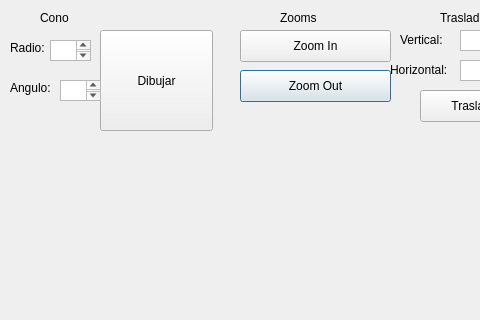
Above: GraficosQT/QTGraphics/cono.ui from axgtz/Analisis-y-Diseno-de-Algoritmos before the change; both pictures show x 0 to 480 and y 0 to 320 of the 820 by 514 pixel window. Below: the same form after it.
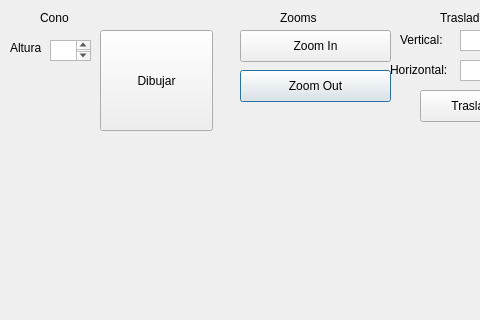
That is the form after the change.

Commit message: Cono de papel ya compila compa

What changed in the file:
```diff
--- a/GraficosQT/QTGraphics/cono.ui
+++ b/GraficosQT/QTGraphics/cono.ui
@@ -26,19 +26,6 @@
     <string>Zoom Out</string>
    </property>
   </widget>
-  <widget class="QLabel" name="label_2">
-   <property name="geometry">
-    <rect>
-     <x>10</x>
-     <y>80</y>
-     <width>51</width>
-     <height>16</height>
-    </rect>
-   </property>
-   <property name="text">
-    <string>Angulo:</string>
-   </property>
-  </widget>
   <widget class="QPushButton" name="pushButton">
    <property name="enabled">
     <bool>true</bool>
@@ -166,17 +153,7 @@
     </rect>
    </property>
    <property name="text">
-    <string>Radio:</string>
-   </property>
-  </widget>
-  <widget class="QTextEdit" name="boxAngulo">
-   <property name="geometry">
-    <rect>
-     <x>60</x>
-     <y>80</y>
-     <width>41</width>
-     <height>21</height>
-    </rect>
+    <string>Altura</string>
    </property>
   </widget>
   <widget class="QLabel" name="label_6">
```
Left out of the diff: 2 changed lines with no effect on the pictures. The commit also changes 8 other files.
